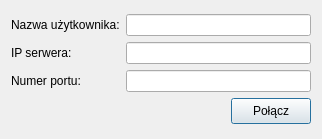
First picture: the form in client/dialog.ui, repository eplightning/yet-another-irc-clone, before the edit.
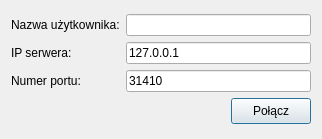
Second picture: the form after the edit.

Commit message: Kosmetyczne zmiany + domyślne wartości dla ip i portu.

Patch:
```diff
--- a/client/dialog.ui
+++ b/client/dialog.ui
@@ -64,6 +64,9 @@
        <property name="styleSheet">
         <string notr="true"/>
        </property>
+       <property name="text">
+        <string>127.0.0.1</string>
+       </property>
       </widget>
      </item>
      <item row="0" column="1" colspan="2">
@@ -74,7 +77,11 @@
       </widget>
      </item>
      <item row="3" column="1" colspan="2">
-      <widget class="QLineEdit" name="serverPortEdit"/>
+      <widget class="QLineEdit" name="serverPortEdit">
+       <property name="text">
+        <string>31410</string>
+       </property>
+      </widget>
      </item>
      <item row="3" column="0">
       <widget class="QLabel" name="label_3">
```
The commit also changes 1 other file.
